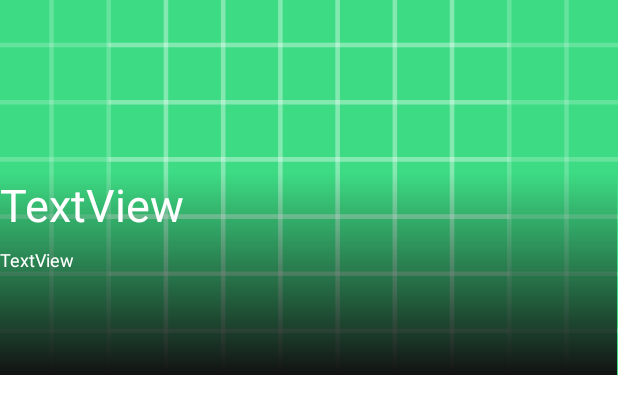
After one commit to glorkpixels/ne-yesek, an Android app: the layout row_recipe_item.xml on its own in the app's theme, with its tools: preview values and no code run, on a phone screen of 412 x 824 dp. The commit adds this screen. Shown: the top 414 px of the screen. Run offline under Robolectric (Android 15) with nearby library versions, the phone set to English and light mode, and no system bars.

Commit message:
Recipe Adapter, Recipe Fragment, DONE!!!

```diff
--- a/app/build.gradle
+++ b/app/build.gradle
@@ -30,7 +30,8 @@ android {
 apply plugin: 'com.android.application'
 apply plugin: 'com.google.gms.google-services'
 dependencies {
-
+    implementation 'com.github.bumptech.glide:glide:4.8.0'
+    annotationProcessor 'com.github.bumptech.glide:compiler:4.8.0'
     implementation 'androidx.appcompat:appcompat:1.2.0'
     implementation 'com.google.android.material:material:1.3.0'
     implementation 'androidx.constraintlayout:constraintlayout:2.0.4'
--- /dev/null
+++ b/app/src/main/res/drawable-v24/black_gradient.xml
@@ -0,0 +1,8 @@
+<?xml version="1.0" encoding="utf-8"?>
+<shape xmlns:android="http://schemas.android.com/apk/res/android">
+
+    <gradient android:angle="90" android:startColor="#121212"
+        android:endColor="#00000000" />
+
+
+</shape>
--- /dev/null
+++ b/app/src/main/res/layout/row_recipe_item.xml
@@ -0,0 +1,60 @@
+<?xml version="1.0" encoding="utf-8"?>
+<androidx.constraintlayout.widget.ConstraintLayout
+    xmlns:android="http://schemas.android.com/apk/res/android"
+    xmlns:app="http://schemas.android.com/apk/res-auto"
+    xmlns:tools="http://schemas.android.com/tools"
+    android:layout_width="match_parent"
+    android:layout_height="250dp"
+    android:layout_marginBottom="8dp">
+
+
+    <ImageView
+        android:id="@+id/row_recipe_img"
+        android:layout_width="0dp"
+        android:layout_height="0dp"
+        android:scaleType="centerCrop"
+        app:layout_constraintBottom_toBottomOf="parent"
+        app:layout_constraintEnd_toEndOf="parent"
+        app:layout_constraintHorizontal_bias="0.0"
+        app:layout_constraintStart_toStartOf="parent"
+        app:layout_constraintTop_toTopOf="parent"
+        app:layout_constraintVertical_bias="1.0"
+        app:srcCompat="@drawable/ic_launcher_background"
+        tools:ignore="VectorDrawableCompat" />
+
+    <ImageView
+        android:id="@+id/imageView2"
+        android:layout_width="411dp"
+        android:layout_height="135dp"
+        app:layout_constraintBottom_toBottomOf="@+id/row_recipe_img"
+        app:layout_constraintEnd_toEndOf="parent"
+        app:layout_constraintHorizontal_bias="0.0"
+        app:layout_constraintStart_toStartOf="parent"
+        app:srcCompat="@drawable/black_gradient"
+        tools:ignore="VectorDrawableCompat" />
+
+    <TextView
+        android:id="@+id/row_recipe_title"
+        android:layout_width="306dp"
+        android:layout_height="36dp"
+        android:text="TextView"
+        android:textColor="#fff"
+        android:textSize="30sp"
+        app:layout_constraintBottom_toBottomOf="parent"
+        app:layout_constraintStart_toStartOf="parent"
+        app:layout_constraintTop_toTopOf="@+id/row_recipe_img"
+        app:layout_constraintVertical_bias="0.542" />
+
+    <TextView
+        android:id="@+id/row_recipe_description"
+        android:layout_width="392dp"
+        android:layout_height="73dp"
+        android:text="TextView"
+        android:textColor="#fff"
+        android:textSize="12sp"
+        app:layout_constraintBottom_toBottomOf="parent"
+        app:layout_constraintStart_toStartOf="parent"
+        app:layout_constraintTop_toTopOf="@+id/row_recipe_img"
+        app:layout_constraintVertical_bias="0.931" />
+
+</androidx.constraintlayout.widget.ConstraintLayout>
```
Also changed, not shown: app/src/main/java/com/deu/neyesek/Activity/UserDrawer.java (+6 -1 lines), app/src/main/java/com/deu/neyesek/Adapters/RecipeAdapter.java (added, +192 -0 lines), app/src/main/java/com/deu/neyesek/Fragments/HomeFragment.java (+16 -15 lines), app/src/main/java/com/deu/neyesek/Fragments/RecipeFragment.java (+76 -1 lines), app/src/main/java/com/deu/neyesek/Models/Recipe.java (added, +133 -0 lines), app/src/main/res/layout/fragment_recipe.xml (+5 -6 lines), app/src/main/res/menu/activity_main_drawer.xml (+10 -0 lines).
